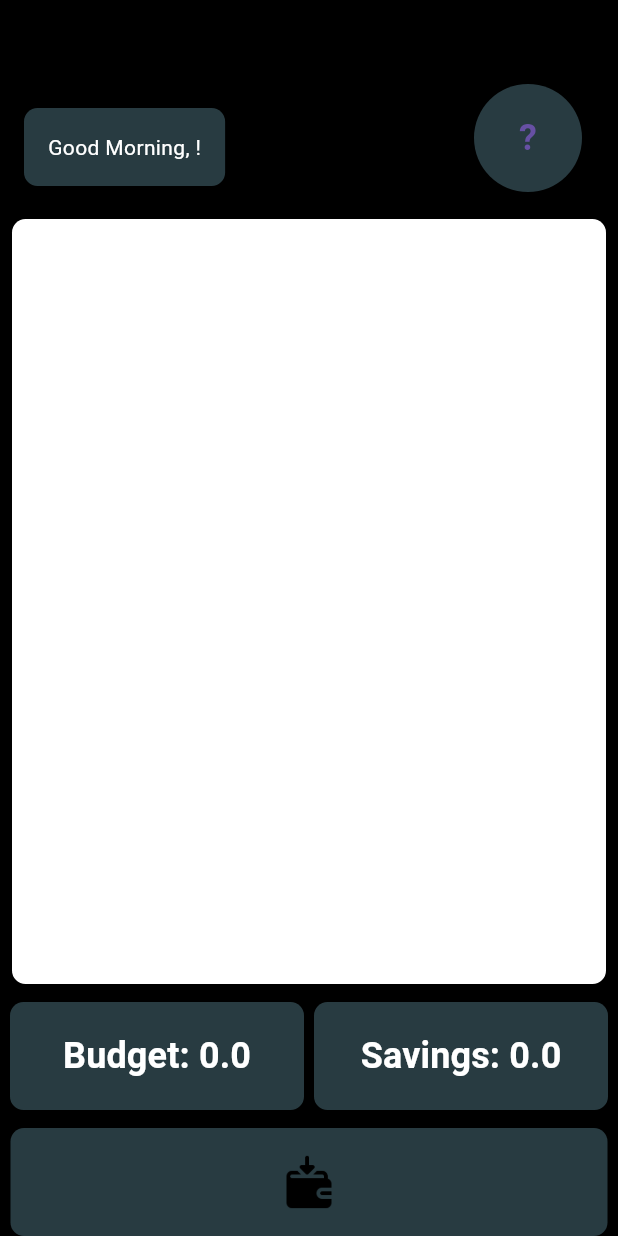
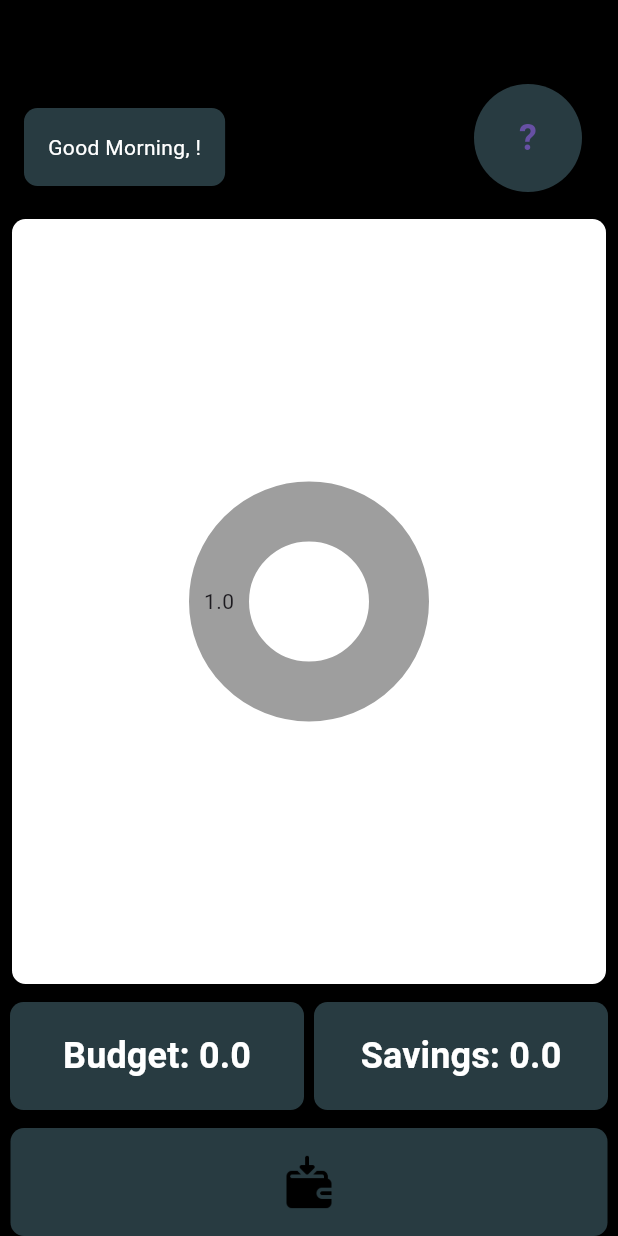
Before and after one commit to MWenerski/budgetapp, a Flutter app: the TransactionPage screen opened directly, after a tap on the "arrow back" icon, on a phone screen of 412 x 824 dp. Run offline on Flutter 3.47's test engine with Material 3 defaults, Android fonts, the phone set to English and light mode, and no system bars; drawn by our look-alikes of carousel_slider, fl_chart; our stand-ins replace fluttertoast, shared_preferences, sqflite; missing offline and left inert: bcrypt; accounts and stored records are empty.

Commit message:
Added carousel

```diff
--- a/lib/buttons.dart
+++ b/lib/buttons.dart
@@ -1,7 +1,6 @@
 import 'package:budgetapp/globals.dart';
 import 'package:budgetapp/settings.dart';
 import 'package:flutter/material.dart';
-import 'package:shared_preferences/shared_preferences.dart';
 import 'main.dart';
 import 'savings.dart';
 
--- /dev/null
+++ b/lib/carousel.dart
@@ -0,0 +1,132 @@
+import 'package:budgetapp/Transactions.dart';
+import 'package:budgetapp/globals.dart';
+import 'package:intl/intl.dart';
+import 'package:flutter/material.dart';
+import 'package:carousel_slider/carousel_slider.dart';
+
+class DatabaseHelper {
+  Future<TransactionsDB> getTransactionsDatabase() async {
+    try {
+      TransactionsDB transactionsDB = TransactionsDB();
+      await transactionsDB.initDatabase(globalUser);
+      return transactionsDB;
+    } catch (e) {
+      print('Error getting transactions database: $e');
+      rethrow;
+    }
+  }
+}
+
+class TransactionAnalyzer {
+  final DatabaseHelper _databaseHelper = DatabaseHelper();
+
+  Future<Map<String, double>> getTransactionTotalsLast30Days() async {
+    try {
+      DateTime endDate = DateTime.now();
+      DateTime startDate = endDate.subtract(Duration(days: 29));
+
+      DateFormat formatter = DateFormat('yyyy-MM-dd');
+      String startDateStr = formatter.format(startDate);
+      String endDateStr = formatter.format(endDate);
+
+      TransactionsDB transactionsDB = await _databaseHelper.getTransactionsDatabase();
+      print('Start Date: $startDate, End Date: $endDate');
+      List<Transaction> transactions = await transactionsDB.getTransactionsBetweenDates(startDateStr, endDateStr);
+      print('Transactions: $transactions');
+      Map<String, double> categoryTotals = {};
+
+      for (Transaction transaction in transactions) {
+        String category = transaction.category;
+        double amount = transaction.transactionAmount;
+
+        categoryTotals[category] = (categoryTotals[category] ?? 0.0) + amount;
+      }
+      return categoryTotals;
+    } catch (e) {
+      print('Error getting transaction totals for last 30 days: $e');
+      rethrow;
+    }
+  }
+}
+
+class CarouselWidget extends StatefulWidget {
+  @override
+  CarouselWidgetState createState() => CarouselWidgetState();
+}
+
+class CarouselWidgetState extends State<CarouselWidget> {
+  final TransactionAnalyzer _transactionAnalyzer = TransactionAnalyzer();
+
+  @override
+  Widget build(BuildContext context) {
+    return FutureBuilder<Map<String, double>>(
+      future: _transactionAnalyzer.getTransactionTotalsLast30Days(),
+      builder: (context, snapshot) {
+        if (snapshot.connectionState == ConnectionState.waiting) {
+          return Center(
+            child: CircularProgressIndicator(),
+          );
+        } else if (snapshot.hasError) {
+          return Center(
+            child: Text('Error: ${snapshot.error}'),
+          );
+        } else if (snapshot.hasData) {
+          return _buildCarousel(snapshot.data!);
+        } else {
+          return Center(
+            child: Text('No data available'),
+          );
+        }
+      },
+    );
+  }
+
+  Widget _buildCarousel(Map<String, double> categoryTotals) {
+    return CarouselSlider.builder(
+      itemCount: categoryTotals.length,
+      itemBuilder: (BuildContext context, int index, int realIndex) {
+        final category = categoryTotals.keys.elementAt(index);
+        final total = categoryTotals[category]!;
+
+        return Container(
+          margin: EdgeInsets.all(8),
+          decoration: BoxDecoration(
+            color: Colors.white,
+            borderRadius: BorderRadius.circular(8),
+          ),
+          child: Padding(
+            padding: const EdgeInsets.all(16.0),
+            child: Column(
+              mainAxisAlignment: MainAxisAlignment.center,
+              crossAxisAlignment: CrossAxisAlignment.center,
+              children: [
+                Text(
+                  category,
+                  style: TextStyle(
+                    fontWeight: FontWeight.bold,
+                    fontSize: 20,
+                  ),
+                ),
+                SizedBox(height: 8),
+                Text(
+                  '\$$total',
+                  style: TextStyle(
+                    fontWeight: FontWeight.bold,
+                    fontSize: 18,
+                  ),
+                ),
+              ],
+            ),
+          ),
+        );
+      },
+      options: CarouselOptions(
+        aspectRatio: 2,
+        enlargeCenterPage: true,
+        enableInfiniteScroll: false,
+        autoPlay: true,
+        autoPlayInterval: Duration(seconds: 3),
+      ),
+    );
+  }
+}
--- a/lib/main.dart
+++ b/lib/main.dart
@@ -1,6 +1,8 @@
 // ignore_for_file: use_build_context_synchronously, must_be_immutable
 import 'package:budgetapp/Transactions.dart' as budget_transactions;
 import 'package:budgetapp/Profile.dart';
+import 'package:budgetapp/carousel.dart';
+import 'package:fl_chart/fl_chart.dart';
 import 'package:flutter/material.dart';
 import 'package:shared_preferences/shared_preferences.dart';
 import 'package:sqflite/sqflite.dart';
@@ -397,7 +399,6 @@ class DateTimePickerState extends State<DateTimePicker> {
 }
 
 class Home extends StatelessWidget {
-
   @override
   Widget build(BuildContext context) {
     return MaterialApp(
@@ -448,12 +449,15 @@ class Home extends StatelessWidget {
                   color: Colors.white,
                   borderRadius: BorderRadius.circular(9.0),
                 ),
+                child: PieChartWidget(),
               ),
             ),
             Column(
               mainAxisAlignment: MainAxisAlignment.end,
               crossAxisAlignment: CrossAxisAlignment.center,
               children: [
+                SizedBox(height: 12),
+                CarouselWidget(),
                 SizedBox(height: 12),
                 Row(
                   mainAxisAlignment: MainAxisAlignment.spaceEvenly,
@@ -466,7 +470,6 @@ class Home extends StatelessWidget {
                 Row(
                   mainAxisAlignment: MainAxisAlignment.spaceEvenly,
                   children: [
-
                     Buttons.newTransactionButton(context),
                   ],
                 ),
@@ -498,35 +501,103 @@ class Home extends StatelessWidget {
   }
 }
 
-void stayLoggedIn() async {
-  SharedPreferences prefs = await SharedPreferences.getInstance();
-  if ((prefs.getBool('stayLoggedIn') != null)) {
-    bool i = prefs.getBool('stayLoggedIn') as bool;
-    if ((i == true)) {
-      int? num = prefs.getInt('ID');
-      if (num != null) {
-        updateInfo(num);
-      }
-    }
+class PieChartWidget extends StatefulWidget {
+  @override
+  _PieChartWidgetState createState() => _PieChartWidgetState();
+}
+
+class _PieChartWidgetState extends State<PieChartWidget> {
+  late Future<Map<String, double>> _categoryTotalsFuture;
+
+  @override
+  void initState() {
+    super.initState();
+    _updateData();
+  }
+
+  Future<void> _updateData() async {
+    TransactionAnalyzer analyzer = TransactionAnalyzer();
+    setState(() {
+      _categoryTotalsFuture = analyzer.getTransactionTotalsLast30Days();
+    });
+  }
+
+  @override
+  Widget build(BuildContext context) {
+    return FutureBuilder<Map<String, double>>(
+      future: _categoryTotalsFuture,
+      builder: (context, snapshot) {
+        if (snapshot.connectionState == ConnectionState.waiting) {
+          return Center(
+            child: CircularProgressIndicator(),
+          );
+        } else if (snapshot.hasError) {
+          return Center(
+            child: Text('Error: ${snapshot.error}'),
+          );
+        } else if (snapshot.hasData && snapshot.data!.isNotEmpty) {
+          return _buildPieChart(snapshot.data!);
+        } else {
+          return _buildEmptyPieChart();
+        }
+      },
+    );
+  }
+
+  Widget _buildPieChart(Map<String, double> categoryTotals) {
+    return AspectRatio(
+      aspectRatio: 1.5,
+      child: PieChart(
+        PieChartData(
+          sections: _generatePieChartSections(categoryTotals),
+          centerSpaceRadius: 40,
+          sectionsSpace: 0,
+        ),
+      ),
+    );
+  }
+
+  Widget _buildEmptyPieChart() {
+    return AspectRatio(
+      aspectRatio: 1.5,
+      child: PieChart(
+        PieChartData(
+          sections: [
+            PieChartSectionData(
+              color: Colors.grey,
+              value: 1.0,
+            ),
+          ],
+          centerSpaceRadius: 40,
+          sectionsSpace: 0,
+        ),
+      ),
+    );
+  }
+
+  List<PieChartSectionData> _generatePieChartSections(
+      Map<String, double> categoryTotals) {
+    List<PieChartSectionData> sections = [];
+    int index = 0;
+    categoryTotals.forEach((category, total) {
+      const double radius = 50;
+      const double titleFontSize = 14;
+
+      sections.add(
+        PieChartSectionData(
+          color: Colors.primaries[index % Colors.primaries.length],
+          value: total,
+          title: '$category\n\$$total',
+          radius: radius,
+          titleStyle: TextStyle(
+            fontSize: titleFontSize,
+            fontWeight: FontWeight.bold,
+            color: Colors.black,
+          ),
+        ),
+      );
+      index++;
+    });
+    return sections;
   }
 }
-
-void updateInfo(int ID) async {
-  String? temp1 = "";
-  temp1 = await AuthHandler().getUsernameById(ID);
-  if (temp1 != null) {
-    globalUserName = temp1;
-  }
-
-  String? temp2 = "";
-  temp2 = await AuthHandler().getDisplayNameById(ID);
-  if (temp2 != null) {
-    displayName = temp2;
-  }
-}
-
-Future<void> setDisplayNameInPrefs(String displayName) async {
-  SharedPreferences prefs = await SharedPreferences.getInstance();
-  await prefs.setString('displayName', displayName);
-  print('Display Name set in SharedPreferences: $displayName');
-}
--- a/lib/savings.dart
+++ b/lib/savings.dart
@@ -131,7 +131,7 @@ class _SavingsState extends State<Savings> {
                                     transaction.transactionAmount
                                         .toStringAsFixed(2),
                                     style: TextStyle(color: Colors.white))),
-                                DataCell(Text(_formatDate(transaction.dateTime),
+                                DataCell(Text(transaction.dateTime,
                                     style: TextStyle(color: Colors.white))),
                                 DataCell(Text(transaction.description,
                                     style: TextStyle(color: Colors.white))),
@@ -155,8 +155,4 @@ class _SavingsState extends State<Savings> {
       floatingActionButtonLocation: FloatingActionButtonLocation.centerDocked,
     );
   }
-
-  String _formatDate(DateTime dateTime) {
-    return '${dateTime.year}-${dateTime.month.toString().padLeft(2, '0')}-${dateTime.day.toString().padLeft(2, '0')}';
-  }
 }
--- a/pubspec.yaml
+++ b/pubspec.yaml
@@ -19,6 +19,10 @@ dependencies:
   path_provider: ^2.1.2
   fluttertoast: ^8.2.4
   intl: ^0.19.0
+  fl_chart: ^0.35.0
+  carousel_slider: ^4.2.1
+  path: ^1.8.3
+
 
 
 dev_dependencies:
```
Also changed, not shown: lib/Transactions.dart (+45 -24 lines), pubspec.lock.
